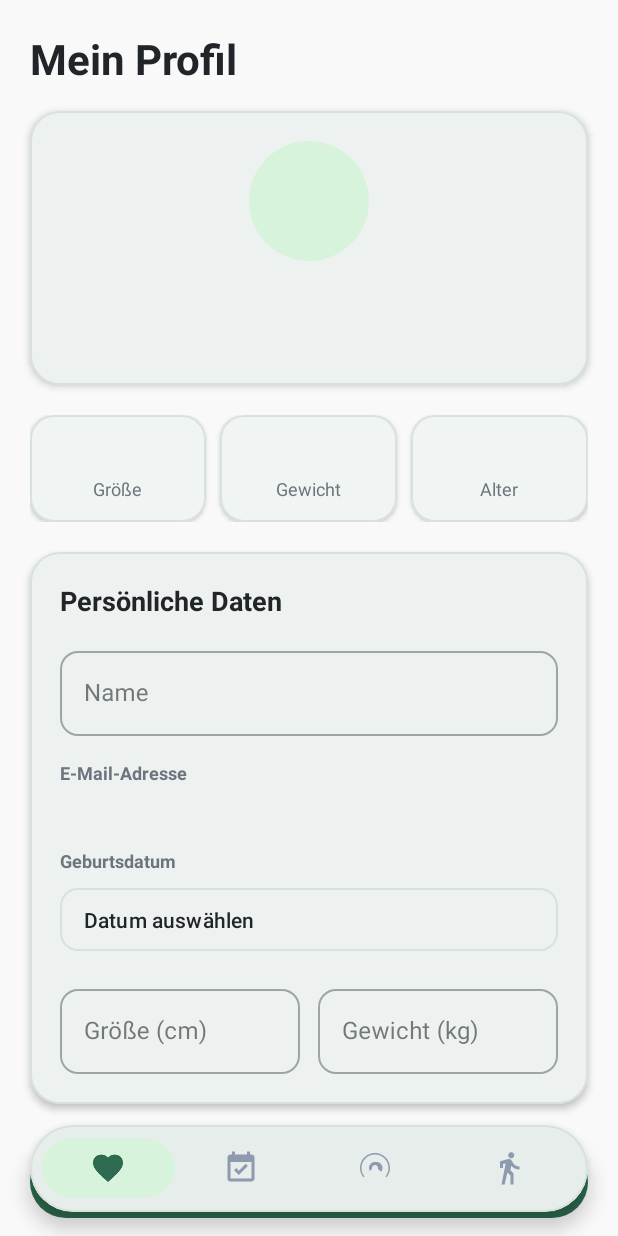
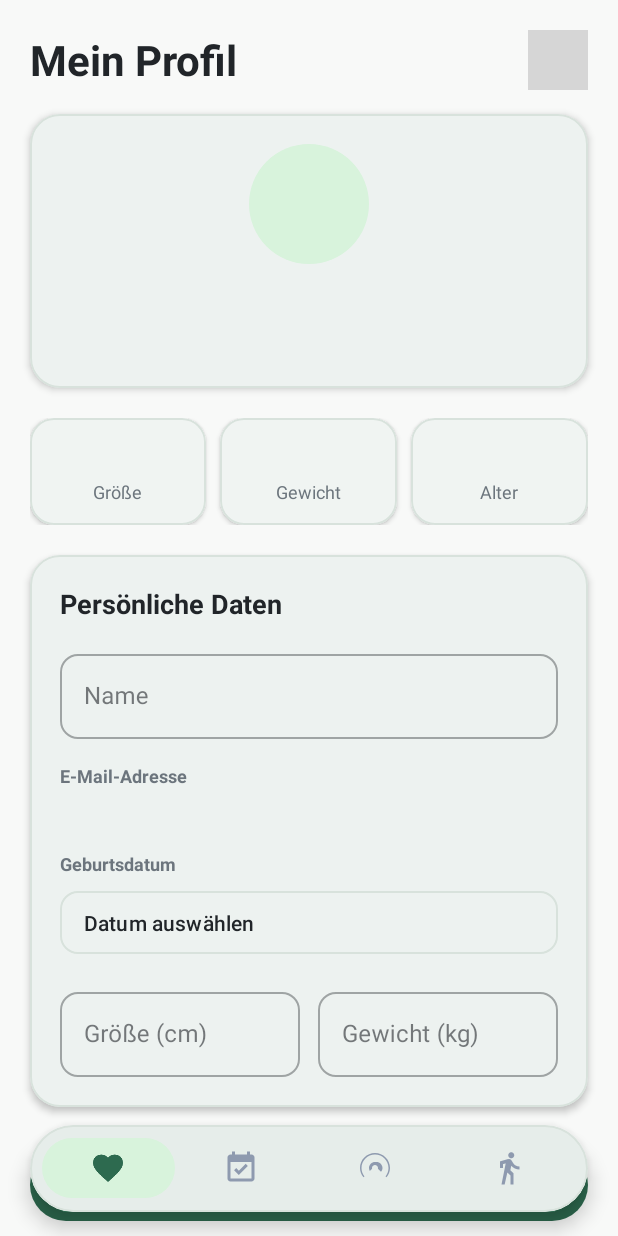
Before and after one commit to N4jdy/InPhase, an Android app: the fragment AthleteProfileFragment placed in its activity, on a phone screen of 412 x 824 dp. Run offline under Robolectric (Android 15) with nearby library versions, the phone set to English and light mode, and no system bars; our stand-ins replace Firebase (no records; nobody signed in at launch, a user with empty details on screens opened directly); grey boxes are pictures that could not be loaded.

Commit message:
Anpassung Grundstruktur

```diff
--- a/app/src/main/java/at/mci/inphase/AthleteProfileFragment.java
+++ b/app/src/main/java/at/mci/inphase/AthleteProfileFragment.java
@@ -63,7 +63,7 @@ public class AthleteProfileFragment extends Fragment {
         tvProfileEmail = view.findViewById(R.id.tvProfileEmail);
         btnProfileBirthDate = view.findViewById(R.id.btnProfileBirthDate);
         btnProfileSave = view.findViewById(R.id.btnProfileSave);
-        Button btnLogout = view.findViewById(R.id.btnLogout);
+        android.widget.ImageButton btnLogout = view.findViewById(R.id.btnLogout);
 
         // Labels for Athlete
         tvStat1Label.setText(getString(R.string.profile_stat_height));
--- a/app/src/main/java/at/mci/inphase/CoachProfileFragment.java
+++ b/app/src/main/java/at/mci/inphase/CoachProfileFragment.java
@@ -63,7 +63,7 @@ public class CoachProfileFragment extends Fragment {
         tvProfileEmail = view.findViewById(R.id.tvProfileEmail);
         btnProfileBirthDate = view.findViewById(R.id.btnProfileBirthDate);
         btnProfileSave = view.findViewById(R.id.btnProfileSave);
-        Button btnLogout = view.findViewById(R.id.btnLogout);
+        android.widget.ImageButton btnLogout = view.findViewById(R.id.btnLogout);
 
         // Labels for Coach
         tvStat1Label.setText(getString(R.string.profile_stat_role));
--- a/app/src/main/res/layout/fragment_profile.xml
+++ b/app/src/main/res/layout/fragment_profile.xml
@@ -15,14 +15,36 @@
         android:padding="20dp"
         android:paddingBottom="130dp">
 
-        <!-- HEADER -->
-        <TextView
-            android:layout_width="wrap_content"
+        <!-- HEADER WITH TOP-RIGHT CIRCULAR LOGOUT BUTTON -->
+        <LinearLayout
+            android:layout_width="match_parent"
             android:layout_height="wrap_content"
-            android:text="@string/profile_title"
-            android:textColor="@color/text_dark"
-            android:textSize="28sp"
-            android:textStyle="bold" />
+            android:gravity="center_vertical"
+            android:orientation="horizontal">
+
+            <TextView
+                android:layout_width="0dp"
+                android:layout_height="wrap_content"
+                android:layout_weight="1"
+                android:text="@string/profile_title"
+                android:textColor="@color/text_dark"
+                android:textSize="28sp"
+                android:textStyle="bold" />
+
+            <!-- Circular Gray Logout Button -->
+            <ImageButton
+                android:id="@+id/btnLogout"
+                android:layout_width="40dp"
+                android:layout_height="40dp"
+                android:background="@drawable/circle_gray"
+                android:backgroundTint="@color/pastel_green_light"
+                android:contentDescription="@string/profile_logout"
+                android:padding="9dp"
+                android:scaleType="fitCenter"
+                android:src="@drawable/ic_logout"
+                app:tint="@color/text_light_gray" />
+
+        </LinearLayout>
 
         <!-- AVATAR & MAIN USER HEADER CARD -->
         <com.google.android.material.card.MaterialCardView
@@ -350,32 +372,17 @@
             </LinearLayout>
         </com.google.android.material.card.MaterialCardView>
 
-        <!-- ACTION BUTTON 1: Save Profile -->
+        <!-- ACTION BUTTON: Save Profile -->
         <com.google.android.material.button.MaterialButton
             android:id="@+id/btnProfileSave"
             android:layout_width="match_parent"
             android:layout_height="56dp"
-            android:layout_marginBottom="12dp"
             android:text="@string/profile_save"
             android:textSize="16sp"
             android:textStyle="bold"
             app:backgroundTint="@color/forest_green"
             app:cornerRadius="28dp" />
 
-        <!-- ACTION BUTTON 2: Logout -->
-        <com.google.android.material.button.MaterialButton
-            android:id="@+id/btnLogout"
-            android:layout_width="match_parent"
-            android:layout_height="56dp"
-            android:text="@string/profile_logout"
-            android:textColor="@color/error_color"
-            android:textSize="16sp"
-            android:textStyle="bold"
-            app:backgroundTint="@color/pastel_green_light"
-            app:cornerRadius="28dp"
-            app:strokeColor="#FFCDD2"
-            app:strokeWidth="1dp" />
-
     </LinearLayout>
 
 </androidx.core.widget.NestedScrollView>
--- a/gradle/libs.versions.toml
+++ b/gradle/libs.versions.toml
@@ -1,5 +1,5 @@
 [versions]
-agp = "9.4.1"
+agp = "9.5.0"
 junit = "4.13.2"
 junitVersion = "1.3.0"
 espressoCore = "3.7.0"
```
Also changed, not shown: app/src/main/res/drawable/ic_launcher_background.xml (+8 -160 lines), app/src/main/res/drawable/ic_launcher_foreground.xml (+21 -22 lines).
